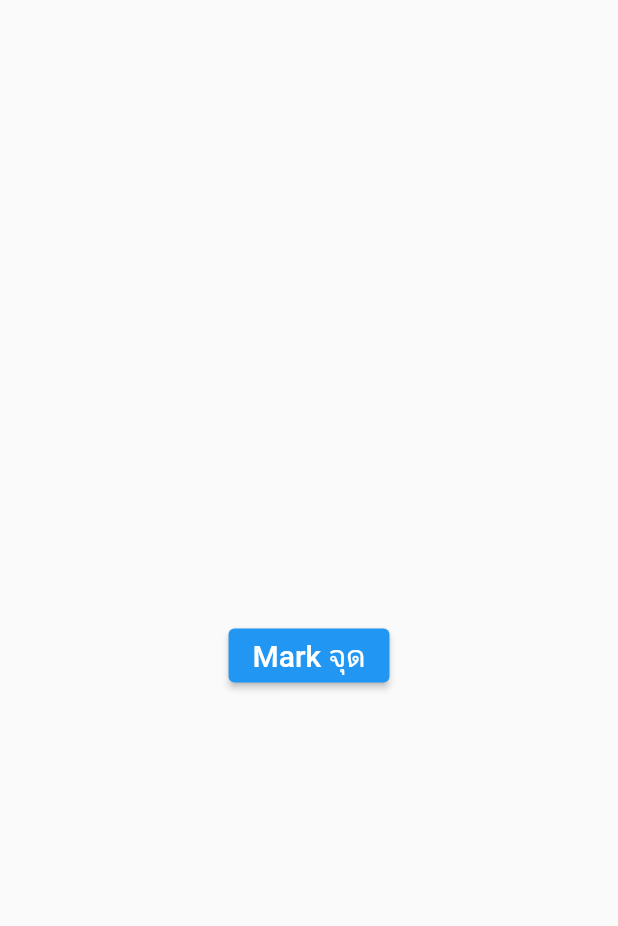
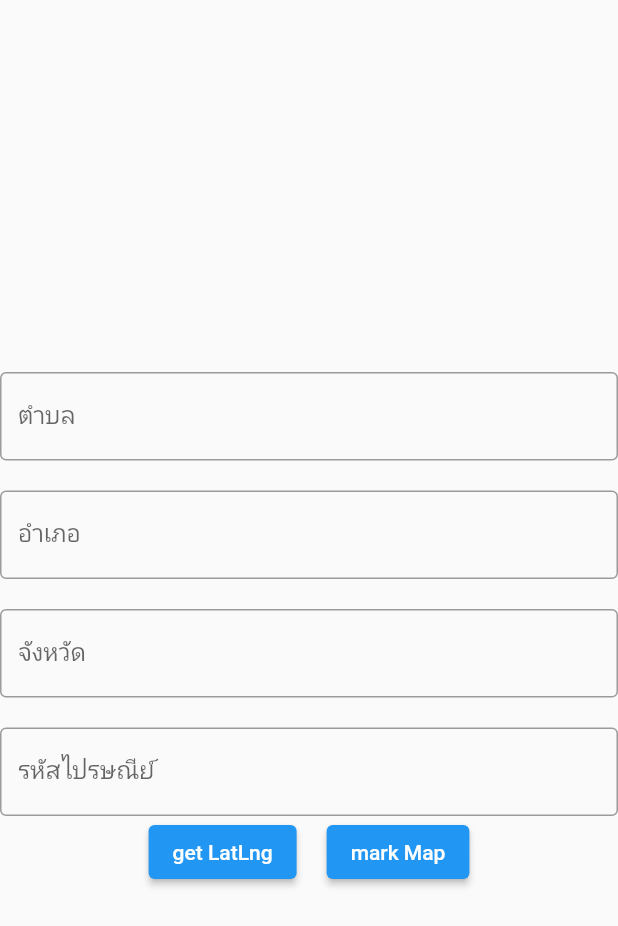
Before and after one commit to whyzotee/app-map, a Flutter app: the screen it shows after launch, on a phone screen of 412 x 824 dp. Shown: the top 926 px of the screen. Run offline on Flutter 3.47's test engine with Material 2 defaults, Android fonts, the light colour scheme and no system bars; our stand-ins replace flutter_map, geolocator, latlong2.

Commit message:
feat: update map

```diff
--- a/lib/main.dart
+++ b/lib/main.dart
@@ -1,11 +1,10 @@
 import 'dart:developer';
 
 import 'package:flutter/material.dart';
-import 'package:flutter_map/flutter_map.dart';
-import 'package:latlong2/latlong.dart';
 import 'package:provider/provider.dart';
+import 'package:http/http.dart' as http;
 
-import 'map.dart';
+import 'markmap.dart';
 import 'providers/map-provider.dart';
 
 void main() {
@@ -36,86 +35,101 @@ class HomePage extends StatefulWidget {
 }
 
 class _HomePageState extends State<HomePage> {
-  MapController mapController = MapController();
-  LatLng? userMark;
+  TextEditingController subDistrictInput = TextEditingController();
+  TextEditingController districtInput = TextEditingController();
+  TextEditingController countyInput = TextEditingController();
+  TextEditingController zipCodeInput = TextEditingController();
 
-  Future<void> pushToMap() async {
-    final result = await Navigator.push(
-      context,
-      MaterialPageRoute(builder: (context) => const MapPage()),
+  String latLngfromAPI = '';
+
+  Future fetchLatLngFromOSM() async {
+    final String subDistrict = 'city=${subDistrictInput.text}';
+    final String district = 'county=${districtInput.text}';
+    final String county = 'state=${countyInput.text}';
+    final String zipCode = 'postalcode=${zipCodeInput.text}';
+
+    const String osmURL = 'https://nominatim.openstreetmap.org/?';
+
+    final response = await http.get(
+      Uri.parse(
+        '$osmURL&country=ประเทศไทย&$zipCode&format=json&limit=1',
+      ),
     );
 
-    if (!mounted || result == null) return;
-
-    log(result.toString());
-    if (userMark != null) {
-      mapController.move(result!, 18);
+    if (response.statusCode == 200) {
+      print(response.body.toString());
+      setState(() {
+        latLngfromAPI = response.body.toString();
+      });
+      return true;
+    } else {
+      return false;
     }
-
-    setState(() {
-      userMark = result;
-    });
   }
 
   @override
   Widget build(BuildContext context) {
-    return Scaffold(
+    return SafeArea(
+      child: Scaffold(
         body: Column(
           mainAxisAlignment: MainAxisAlignment.center,
-        crossAxisAlignment: CrossAxisAlignment.center,
+          children: <Widget>[
+            Text(latLngfromAPI),
+            TextField(
+              controller: subDistrictInput,
+              decoration: const InputDecoration(
+                border: OutlineInputBorder(),
+                labelText: 'ตำบล',
+              ),
+            ),
+            const SizedBox(height: 20),
+            TextField(
+              controller: districtInput,
+              decoration: const InputDecoration(
+                border: OutlineInputBorder(),
+                labelText: 'อำเภอ',
+              ),
+            ),
+            const SizedBox(height: 20),
+            TextField(
+              controller: countyInput,
+              decoration: const InputDecoration(
+                border: OutlineInputBorder(),
+                labelText: 'จังหวัด',
+              ),
+            ),
+            const SizedBox(height: 20),
+            TextField(
+              controller: zipCodeInput,
+              decoration: const InputDecoration(
+                border: OutlineInputBorder(),
+                labelText: 'รหัสไปรษณีย์',
+              ),
+            ),
+            Row(
+              mainAxisAlignment: MainAxisAlignment.center,
               children: [
-          if (userMark != null) Text('Your Select Position\n$userMark'),
-          if (userMark != null)
-            Container(
-              height: 600,
-              width: 800,
-              margin: const EdgeInsets.only(top: 50),
-              child: FlutterMap(
-                mapController: mapController,
-                options: MapOptions(
-                  center: userMark,
-                  zoom: 18,
-                  interactiveFlags: InteractiveFlag.none,
+                ElevatedButton(
+                  onPressed: fetchLatLngFromOSM,
+                  child: const Text('get LatLng'),
                 ),
-                children: [
-                  TileLayer(
-                    urlTemplate:
-                        'https://{s}.tile.openstreetmap.org/{z}/{x}/{y}.png',
-                    subdomains: const ['a', 'b', 'c'],
-                    userAgentPackageName: 'com.example.app',
+                const SizedBox(width: 20),
+                ElevatedButton(
+                  onPressed: () {
+                    Navigator.push(
+                      context,
+                      MaterialPageRoute(
+                        builder: (context) => const MarkMapPage(),
                       ),
-                  MarkerLayer(
-                    rotate: true,
-                    markers: [
-                      Marker(
-                        point: userMark!,
-                        anchorPos: AnchorPos.align(AnchorAlign.top),
-                        builder: ((context) {
-                          return const Icon(
-                            Icons.person_pin_circle_rounded,
-                            color: Colors.orange,
-                            size: 40,
                     );
-                        }),
-                      ),
+                  },
+                  child: const Text('mark Map'),
+                )
               ],
             )
           ],
         ),
       ),
-          Container(
-            alignment: Alignment.center,
-            margin: const EdgeInsets.only(top: 50),
-            child: ElevatedButton(
-              onPressed: () => pushToMap(),
-              child: const Text(
-                'Mark จุด',
-                style: TextStyle(fontSize: 20),
-              ),
-            ),
-          ),
-        ],
-      ),
     );
   }
 }
--- a/lib/providers/map-provider.dart
+++ b/lib/providers/map-provider.dart
@@ -1,12 +1,17 @@
 import 'package:flutter/material.dart';
-import 'package:flutter_map/flutter_map.dart';
 import 'package:latlong2/latlong.dart';
 
 class MapProvider extends ChangeNotifier {
   LatLng? centerMap;
+  LatLng? selfPosition;
 
-  void updateMarkerPosition(MapPosition value) {
-    centerMap = value.center;
+  void updateMarkerPosition(LatLng value) {
+    centerMap = value;
+    notifyListeners();
+  }
+
+  void updateSelfPosition(LatLng value) {
+    selfPosition = value;
     notifyListeners();
   }
 }
--- a/pubspec.yaml
+++ b/pubspec.yaml
@@ -12,7 +12,7 @@ dependencies:
   flutter_map: ^3.1.0
   flutter_map_tile_caching: ^7.2.0
   geolocator: ^9.0.2
-  http: ^0.13.5
+  http: ^0.13.6
   latlong2: ^0.8.1
   provider: ^6.0.5
 
```
Also changed, not shown: lib/map.dart (+42 -24 lines), lib/markmap.dart (added, +99 -0 lines), pubspec.lock, 2 other files. Lines whose indentation alone changed are shown as unchanged.
